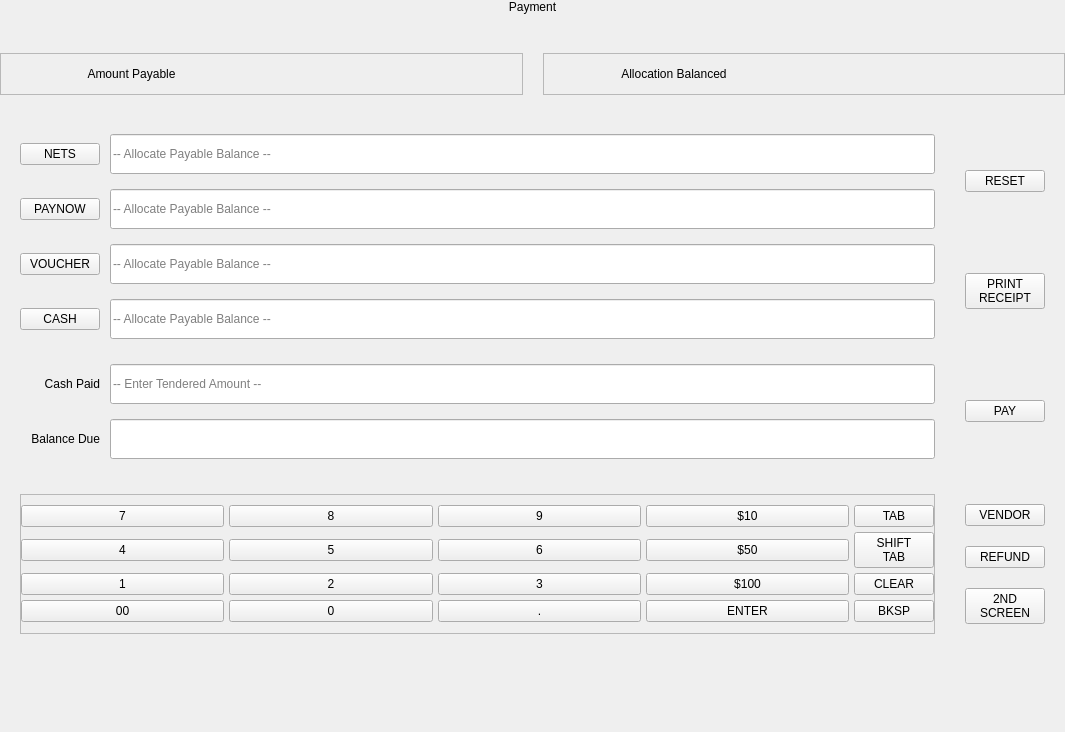
Before: the Qt Designer form Project/ui/payment_frame.ui in Selvam-T/POS, drawn with Qt 5.
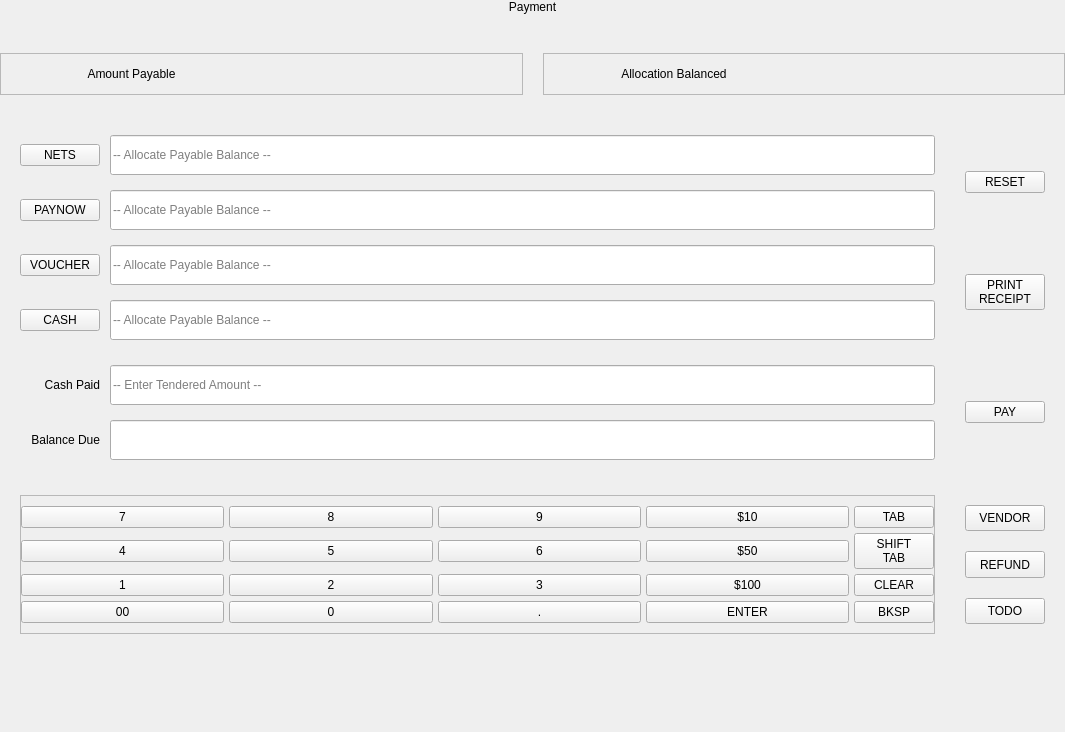
After: the same form once the commit is applied.

Commit message: todo_ui and launcher added, controller has placeholder text

The edit to the form file:
```diff
--- a/Project/ui/payment_frame.ui
+++ b/Project/ui/payment_frame.ui
@@ -498,8 +498,7 @@
            </sizepolicy>
           </property>
           <property name="text">
-           <string>2ND
-SCREEN</string>
+           <string>TODO</string>
           </property>
          </widget>
         </item>
```
Left out of the diff: 2 changed lines with no effect on the pictures. The commit also changes 6 other files.
